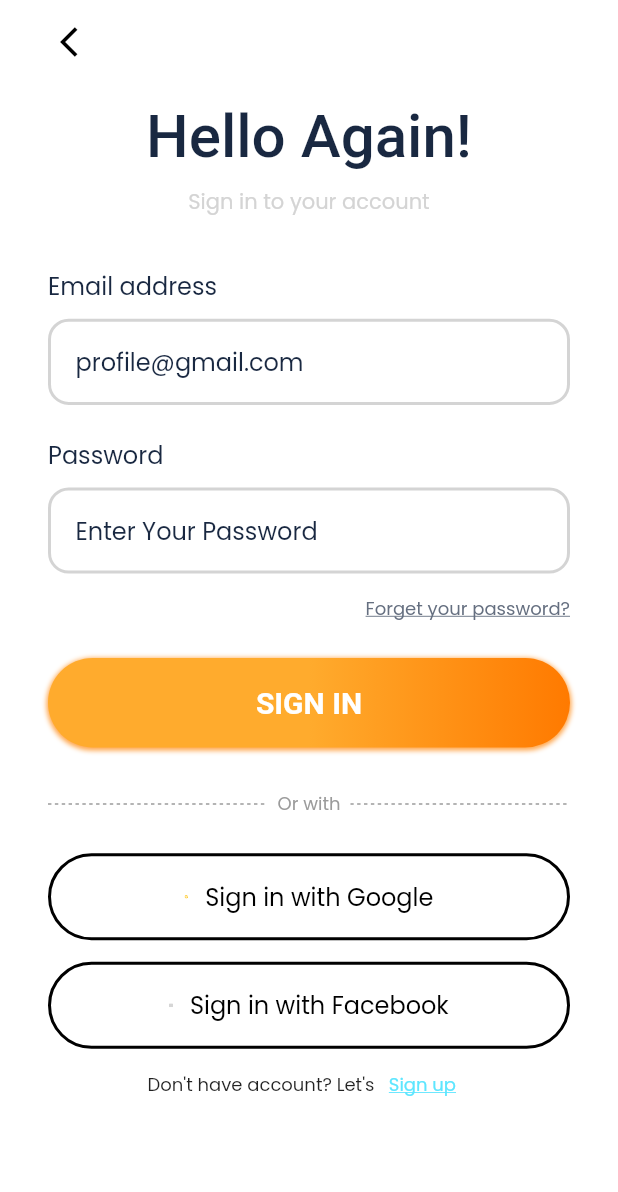
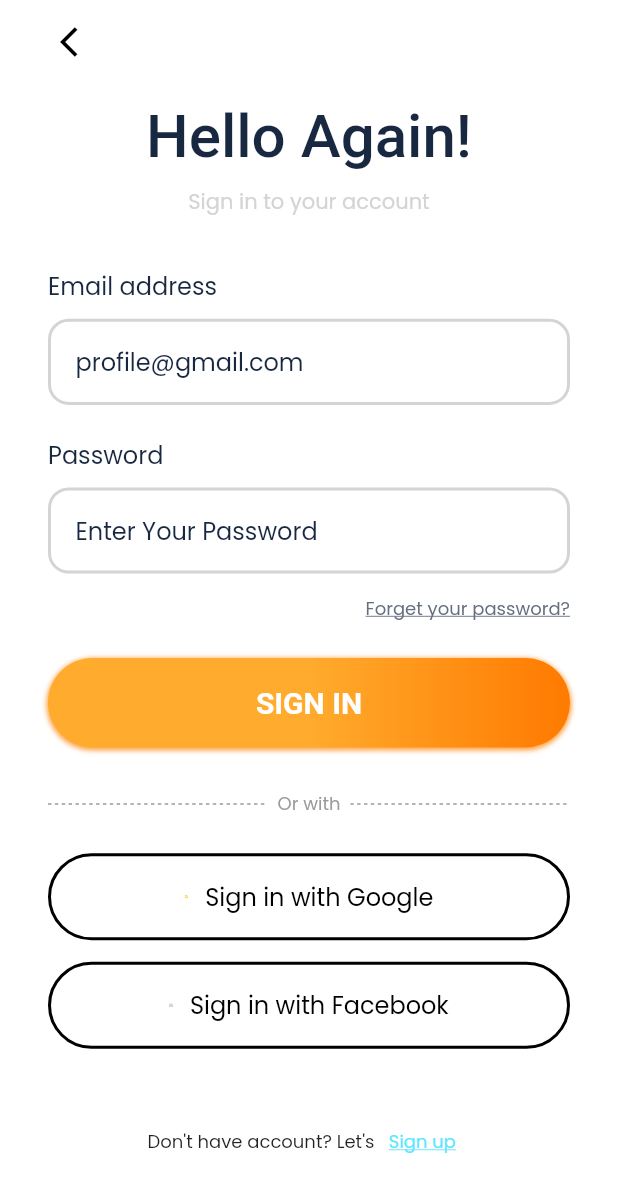
Before and after one commit to RitutoshAeologic/buddee_ui, a Flutter app: the SignInScreen screen opened directly, on a phone screen of 412 x 824 dp. Shown: the top 1192 px of the screen. Run offline on Flutter 3.47's test engine with Material 2 defaults, Android fonts, the phone set to English and light mode, and no system bars; our stand-ins replace camera, flutter_screenutil, flutter_svg, get, image_picker, toggle_switch; Roboto replaces fonts that are missing (PoppinsR); project files that could hold a hidden picture were left out.

Commit message:
buddee ui

```diff
--- a/lib/core/ui/sign_in_screen.dart
+++ b/lib/core/ui/sign_in_screen.dart
@@ -98,6 +98,7 @@ class _SignInScreenState extends State<SignInScreen> {
               TextButtonBox(title: AppStrings.googleSignInText, onTap: (){}, icon: AppIcons.google),
               SizedBox(height: ScreenUtil().setHeight(12),),
               TextButtonBox(title: AppStrings.facebookSignInText, onTap: (){}, icon: AppIcons.fb),
+              SizedBox(height: ScreenUtil().setHeight(32),),
               Row(
                 children: <Widget>[
                    Text(AppStrings.dontAccountText,
--- a/lib/core/ui/sign_up_screen.dart
+++ b/lib/core/ui/sign_up_screen.dart
@@ -97,6 +97,7 @@ class _SignUpState extends State<SignUp> {
                 TextButtonBox(title: AppStrings.googleSignInText, onTap: (){}, icon: AppIcons.google),
                 SizedBox(height: ScreenUtil().setHeight(16),),
                 TextButtonBox(title: AppStrings.facebookSignInText, onTap: (){}, icon: AppIcons.fb),
+                SizedBox(height: ScreenUtil().setHeight(32),),
                 Row(
                   children: <Widget>[
                     Text(AppStrings.dontAccountText,
```
